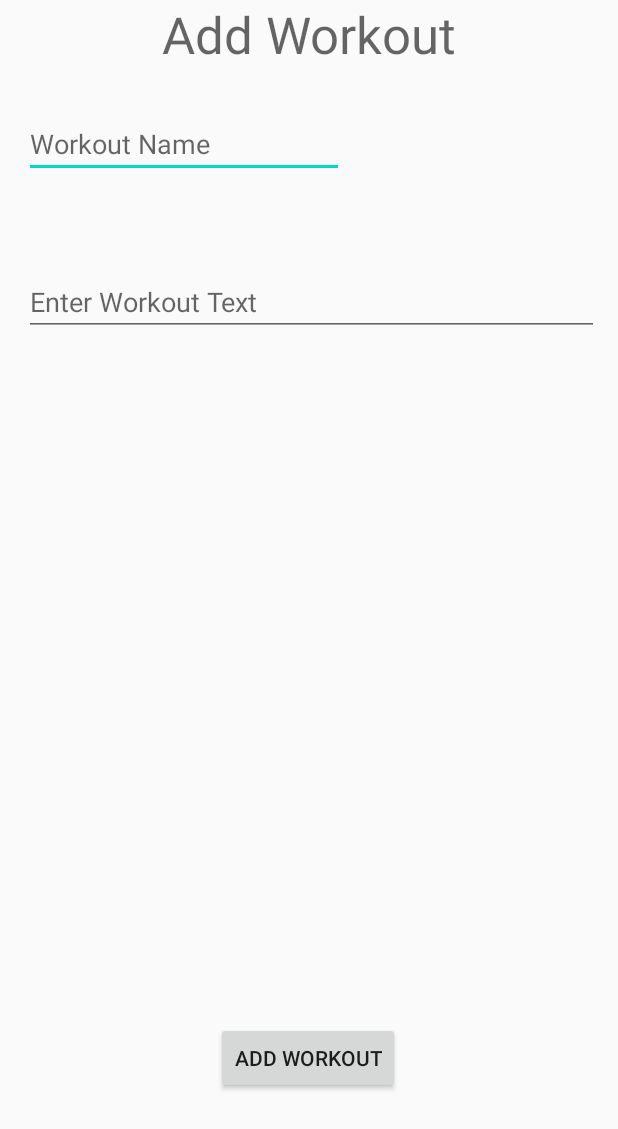
After one commit to TobiasForner/FitnessApp, an Android app: the AddWorkoutActivity screen opened directly, with no data from a screen before it, on a phone screen of 412 x 824 dp. The commit adds this screen. Shown: the top 1129 px of the screen. Run offline under Robolectric (Android 15) with nearby library versions, the phone set to English and light mode, and no system bars.

```diff
--- a/app/src/main/AndroidManifest.xml
+++ b/app/src/main/AndroidManifest.xml
@@ -10,7 +10,7 @@
         android:roundIcon="@mipmap/ic_launcher_round"
         android:supportsRtl="true"
         android:theme="@style/AppTheme">
-        <activity android:name=".AddWorkoutActivity"></activity>
+        <activity android:name=".AddWorkoutActivity" />
         <activity android:name=".AddExerciseActivity" />
         <activity android:name=".WorkoutActivity" />
         <activity android:name=".RestActivity" />
--- /dev/null
+++ b/app/src/main/res/layout/activity_add_workout.xml
@@ -0,0 +1,61 @@
+<?xml version="1.0" encoding="utf-8"?>
+<androidx.constraintlayout.widget.ConstraintLayout xmlns:android="http://schemas.android.com/apk/res/android"
+    xmlns:app="http://schemas.android.com/apk/res-auto"
+    xmlns:tools="http://schemas.android.com/tools"
+    android:layout_width="match_parent"
+    android:layout_height="match_parent"
+    tools:context=".AddWorkoutActivity">
+
+    <TextView
+        android:id="@+id/textView11"
+        android:layout_width="wrap_content"
+        android:layout_height="wrap_content"
+        android:text="@string/add_workout"
+        android:textAppearance="@style/TextAppearance.AppCompat.Display1"
+        app:layout_constraintEnd_toEndOf="parent"
+        app:layout_constraintStart_toStartOf="parent"
+        app:layout_constraintTop_toTopOf="parent" />
+
+    <EditText
+        android:id="@+id/text_workout_name"
+        android:layout_width="wrap_content"
+        android:layout_height="wrap_content"
+        android:layout_marginTop="28dp"
+        android:ems="10"
+        android:hint="@string/workout_name"
+        android:inputType="textPersonName"
+        app:layout_constraintEnd_toEndOf="parent"
+        app:layout_constraintHorizontal_bias="0.079"
+        app:layout_constraintStart_toStartOf="parent"
+        app:layout_constraintTop_toBottomOf="@+id/textView11"
+        android:autofillHints="" />
+
+    <EditText
+        android:id="@+id/text_workout_body"
+        android:layout_width="383dp"
+        android:layout_height="41dp"
+        android:layout_marginTop="64dp"
+        android:autofillHints=""
+        android:ems="10"
+        android:gravity="start|top"
+        android:hint="@string/enter_workout_text"
+        android:inputType="textMultiLine"
+        app:layout_constraintEnd_toEndOf="@+id/text_workout_name"
+        app:layout_constraintHorizontal_bias="0.0"
+        app:layout_constraintStart_toStartOf="@+id/text_workout_name"
+        app:layout_constraintTop_toBottomOf="@+id/text_workout_name" />
+
+    <Button
+        android:id="@+id/button"
+        android:layout_width="wrap_content"
+        android:layout_height="wrap_content"
+        android:layout_marginTop="360dp"
+        android:onClick="addWorkout"
+        android:text="@string/add_workout"
+        app:layout_constraintBottom_toBottomOf="parent"
+        app:layout_constraintEnd_toEndOf="parent"
+        app:layout_constraintHorizontal_bias="0.498"
+        app:layout_constraintStart_toStartOf="parent"
+        app:layout_constraintTop_toBottomOf="@+id/text_workout_body"
+        app:layout_constraintVertical_bias="0.506" />
+</androidx.constraintlayout.widget.ConstraintLayout>
```
Also changed, not shown: app/src/main/java/com/example/fitnessapp3/AddWorkoutActivity.java (added, +81 -0 lines), app/src/main/java/com/example/fitnessapp3/CurrentWorkout.java (+16 -16 lines), app/src/main/java/com/example/fitnessapp3/Exercise.java (+17 -3 lines), app/src/main/java/com/example/fitnessapp3/ExerciseManager.java (+5 -2 lines), app/src/main/java/com/example/fitnessapp3/Rest.java (added, +25 -0 lines), app/src/main/java/com/example/fitnessapp3/RestActivity.java (+8 -1 lines), app/src/main/java/com/example/fitnessapp3/WorkoutActivity.java (+13 -10 lines), app/src/main/java/com/example/fitnessapp3/WorkoutComponent.java (added, +9 -0 lines).
